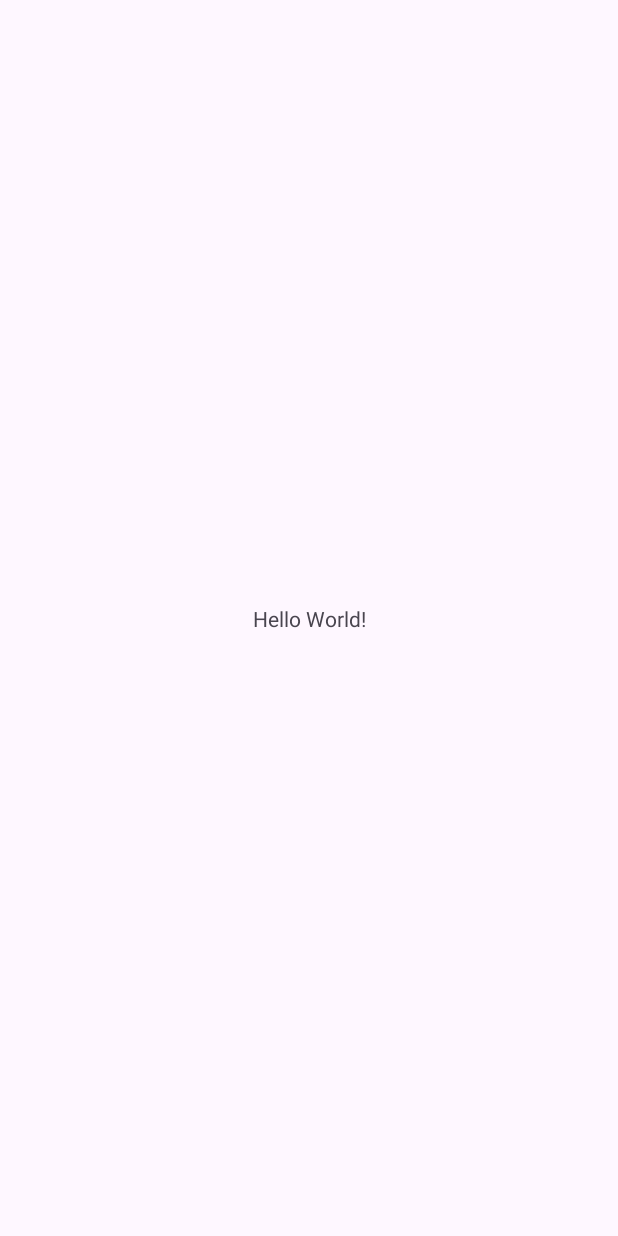
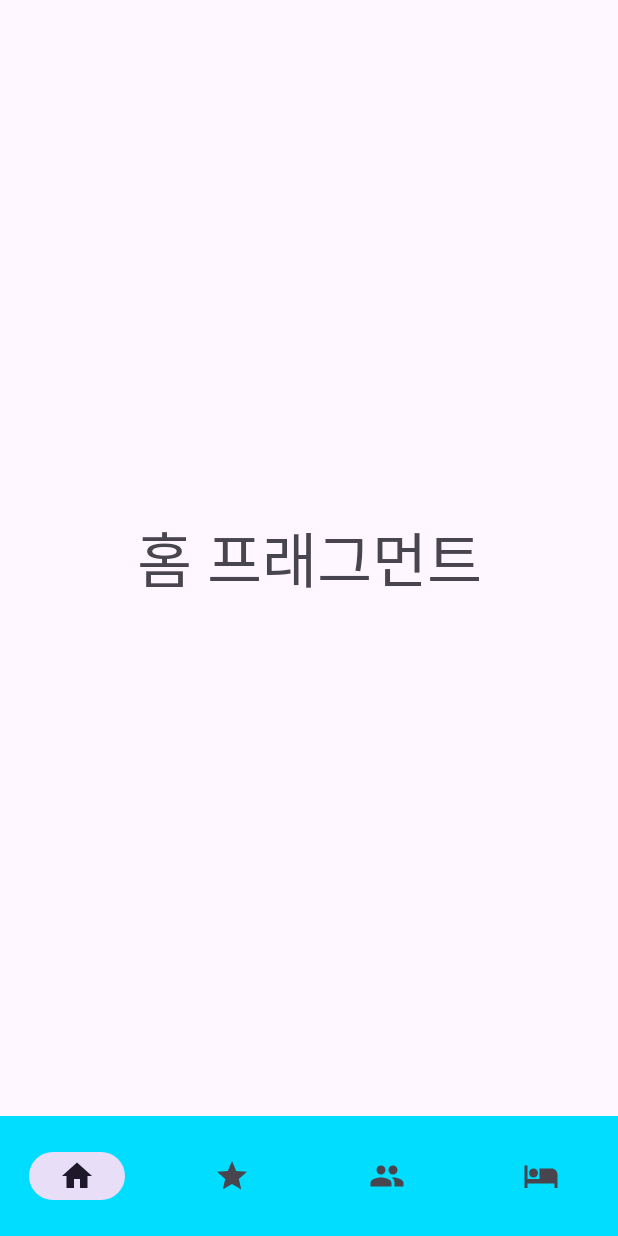
Before and after one commit to dhs82/DiabetesSolution, an Android app: the screen it shows after launch (MainActivity), on a phone screen of 412 x 824 dp. Before the commit the screen is almost empty. Run offline under Robolectric (Android 15) with nearby library versions, the phone set to English and light mode, and no system bars.

Commit message:
bottomNavigation_add

```diff
--- a/app/build.gradle.kts
+++ b/app/build.gradle.kts
@@ -33,6 +33,7 @@ android {
 
 dependencies {
 
+    implementation("com.google.android.material:material:1.3.0")
     implementation(libs.appcompat)
     implementation(libs.material)
     implementation(libs.activity)
--- /dev/null
+++ b/app/src/main/java/com/example/diabetessolution/Fragment/FragFriend.java
@@ -0,0 +1,30 @@
+package com.example.diabetessolution.Fragment;
+
+import android.os.Bundle;
+import android.util.Log;
+import android.view.LayoutInflater;
+import android.view.View;
+import android.view.ViewGroup;
+
+import androidx.annotation.NonNull;
+import androidx.annotation.Nullable;
+import androidx.fragment.app.Fragment;
+
+import com.example.diabetessolution.R;
+
+public class FragFriend extends Fragment {
+    private View view;
+
+    private String TAG = "프래그먼트";
+
+    @Nullable
+    @Override
+    public View onCreateView(@NonNull LayoutInflater inflater, @Nullable ViewGroup container, @Nullable Bundle savedInstanceState) {
+        Log.i(TAG, "onCreateView");
+        view = inflater.inflate(R.layout.frag_friend, container, false);
+
+
+        return view;
+    }
+
+}
--- /dev/null
+++ b/app/src/main/java/com/example/diabetessolution/Fragment/FragHome.java
@@ -0,0 +1,30 @@
+package com.example.diabetessolution.Fragment;
+
+import android.os.Bundle;
+import android.util.Log;
+import android.view.LayoutInflater;
+import android.view.View;
+import android.view.ViewGroup;
+
+import androidx.annotation.NonNull;
+import androidx.annotation.Nullable;
+import androidx.fragment.app.Fragment;
+
+import com.example.diabetessolution.R;
+
+public class FragHome extends Fragment {
+    private View view;
+
+    private String TAG = "프래그먼트";
+
+    @Nullable
+    @Override
+    public View onCreateView(@NonNull LayoutInflater inflater, @Nullable ViewGroup container, @Nullable Bundle savedInstanceState) {
+        Log.i(TAG, "onCreateView");
+        view = inflater.inflate(R.layout.frag_home, container, false);
+
+
+        return view;
+    }
+
+}
--- /dev/null
+++ b/app/src/main/java/com/example/diabetessolution/Fragment/FragHotel.java
@@ -0,0 +1,30 @@
+package com.example.diabetessolution.Fragment;
+
+import android.os.Bundle;
+import android.util.Log;
+import android.view.LayoutInflater;
+import android.view.View;
+import android.view.ViewGroup;
+
+import androidx.annotation.NonNull;
+import androidx.annotation.Nullable;
+import androidx.fragment.app.Fragment;
+
+import com.example.diabetessolution.R;
+
+public class FragHotel extends Fragment {
+    private View view;
+
+    private String TAG = "프래그먼트";
+
+    @Nullable
+    @Override
+    public View onCreateView(@NonNull LayoutInflater inflater, @Nullable ViewGroup container, @Nullable Bundle savedInstanceState) {
+        Log.i(TAG, "onCreateView");
+        view = inflater.inflate(R.layout.frag_hotel, container, false);
+
+
+        return view;
+    }
+
+}
--- /dev/null
+++ b/app/src/main/java/com/example/diabetessolution/Fragment/FragStar.java
@@ -0,0 +1,30 @@
+package com.example.diabetessolution.Fragment;
+
+import android.os.Bundle;
+import android.util.Log;
+import android.view.LayoutInflater;
+import android.view.View;
+import android.view.ViewGroup;
+
+import androidx.annotation.NonNull;
+import androidx.annotation.Nullable;
+import androidx.fragment.app.Fragment;
+
+import com.example.diabetessolution.R;
+
+public class FragStar extends Fragment {
+    private View view;
+
+    private String TAG = "프래그먼트";
+
+    @Nullable
+    @Override
+    public View onCreateView(@NonNull LayoutInflater inflater, @Nullable ViewGroup container, @Nullable Bundle savedInstanceState) {
+        Log.i(TAG, "onCreateView");
+        view = inflater.inflate(R.layout.frag_star, container, false);
+
+
+        return view;
+    }
+
+}
--- a/app/src/main/java/com/example/diabetessolution/MainActivity.java
+++ b/app/src/main/java/com/example/diabetessolution/MainActivity.java
@@ -1,24 +1,80 @@
 package com.example.diabetessolution;
 
+import static android.content.ContentValues.TAG;
+
 import android.os.Bundle;
+import android.util.Log;
+import android.view.MenuItem;
 
 import androidx.activity.EdgeToEdge;
+import androidx.annotation.NonNull;
 import androidx.appcompat.app.AppCompatActivity;
 import androidx.core.graphics.Insets;
 import androidx.core.view.ViewCompat;
 import androidx.core.view.WindowInsetsCompat;
+import androidx.fragment.app.Fragment;
+
+import com.example.diabetessolution.Fragment.FragFriend;
+import com.example.diabetessolution.Fragment.FragHome;
+import com.example.diabetessolution.Fragment.FragHotel;
+import com.example.diabetessolution.Fragment.FragStar;
+import com.google.android.material.bottomnavigation.BottomNavigationView;
 
 public class MainActivity extends AppCompatActivity {
 
+    //바텀 네비게이션
+    BottomNavigationView bottomNavigationView;
+    private String Tag = "메인";
+
+    // 프래그먼트 변수
+    Fragment fragment_home;
+    Fragment fragment_star;
+    Fragment fragment_group;
+    Fragment fragment_hotel;
     @Override
     protected void onCreate(Bundle savedInstanceState) {
         super.onCreate(savedInstanceState);
         EdgeToEdge.enable(this);
         setContentView(R.layout.activity_main);
-        ViewCompat.setOnApplyWindowInsetsListener(findViewById(R.id.main), (v, insets) -> {
-            Insets systemBars = insets.getInsets(WindowInsetsCompat.Type.systemBars());
-            v.setPadding(systemBars.left, systemBars.top, systemBars.right, systemBars.bottom);
-            return insets;
+
+        //프래그먼트 생성
+        fragment_home=new FragHome();
+        fragment_star=new FragStar();
+        fragment_group=new FragFriend();
+        fragment_hotel=new FragHotel();
+
+        //초기 플래그먼트 설정
+        getSupportFragmentManager().beginTransaction().replace(R.id.main_layout, fragment_home).commitAllowingStateLoss();
+
+        //바텀 네비게이션
+        bottomNavigationView = findViewById(R.id.bottomNavigationView);
+
+        //리스터 등록
+        bottomNavigationView.setOnItemSelectedListener(new BottomNavigationView.OnItemSelectedListener() {
+            @Override
+            public boolean onNavigationItemSelected(@NonNull MenuItem item) {
+                Log.i(TAG, "바텀 네비게이션 클릭");
+
+                int itemId = item.getItemId();
+                if (itemId == R.id.home) {
+                    Log.i(TAG, "home 들어옴");
+                    getSupportFragmentManager().beginTransaction().replace(R.id.main_layout, fragment_home).commitAllowingStateLoss();
+                    return true;
+                } else if (itemId == R.id.star) {
+                    Log.i(TAG, "star 들어옴");
+                    getSupportFragmentManager().beginTransaction().replace(R.id.main_layout, fragment_star).commitAllowingStateLoss();
+                    return true;
+                } else if (itemId == R.id.group) {
+                    Log.i(TAG, "group 들어옴");
+                    getSupportFragmentManager().beginTransaction().replace(R.id.main_layout, fragment_group).commitAllowingStateLoss();
+                    return true;
+                } else if (itemId == R.id.hotel) {
+                    Log.i(TAG, "hotel 들어옴");
+                    getSupportFragmentManager().beginTransaction().replace(R.id.main_layout, fragment_hotel).commitAllowingStateLoss();
+                    return true;
+                }
+                return true;
+            }
         });
     }
 }
--- /dev/null
+++ b/app/src/main/res/drawable/group.xml
@@ -0,0 +1,5 @@
+<vector xmlns:android="http://schemas.android.com/apk/res/android" android:height="24dp" android:tint="#000000" android:viewportHeight="24" android:viewportWidth="24" android:width="24dp">
+
+    <path android:fillColor="@android:color/white" android:pathData="M16,11c1.66,0 2.99,-1.34 2.99,-3S17.66,5 16,5c-1.66,0 -3,1.34 -3,3s1.34,3 3,3zM8,11c1.66,0 2.99,-1.34 2.99,-3S9.66,5 8,5C6.34,5 5,6.34 5,8s1.34,3 3,3zM8,13c-2.33,0 -7,1.17 -7,3.5L1,19h14v-2.5c0,-2.33 -4.67,-3.5 -7,-3.5zM16,13c-0.29,0 -0.62,0.02 -0.97,0.05 1.16,0.84 1.97,1.97 1.97,3.45L17,19h6v-2.5c0,-2.33 -4.67,-3.5 -7,-3.5z"/>
+
+</vector>
--- /dev/null
+++ b/app/src/main/res/drawable/home.xml
@@ -0,0 +1,5 @@
+<vector xmlns:android="http://schemas.android.com/apk/res/android" android:height="24dp" android:tint="#000000" android:viewportHeight="24" android:viewportWidth="24" android:width="24dp">
+
+    <path android:fillColor="@android:color/white" android:pathData="M10,20v-6h4v6h5v-8h3L12,3 2,12h3v8z"/>
+
+</vector>
--- /dev/null
+++ b/app/src/main/res/drawable/hotel.xml
@@ -0,0 +1,5 @@
+<vector xmlns:android="http://schemas.android.com/apk/res/android" android:height="24dp" android:tint="#000000" android:viewportHeight="24" android:viewportWidth="24" android:width="24dp">
+
+    <path android:fillColor="@android:color/white" android:pathData="M7,13c1.66,0 3,-1.34 3,-3S8.66,7 7,7s-3,1.34 -3,3 1.34,3 3,3zM19,7h-8v7L3,14L3,5L1,5v15h2v-3h18v3h2v-9c0,-2.21 -1.79,-4 -4,-4z"/>
+
+</vector>
--- /dev/null
+++ b/app/src/main/res/drawable/star.xml
@@ -0,0 +1,5 @@
+<vector xmlns:android="http://schemas.android.com/apk/res/android" android:height="24dp" android:tint="#000000" android:viewportHeight="24" android:viewportWidth="24" android:width="24dp">
+
+    <path android:fillColor="@android:color/white" android:pathData="M12,17.27L18.18,21l-1.64,-7.03L22,9.24l-7.19,-0.61L12,2 9.19,8.63 2,9.24l5.46,4.73L5.82,21z"/>
+
+</vector>
--- a/app/src/main/res/layout/activity_main.xml
+++ b/app/src/main/res/layout/activity_main.xml
@@ -2,18 +2,32 @@
 <androidx.constraintlayout.widget.ConstraintLayout xmlns:android="http://schemas.android.com/apk/res/android"
     xmlns:app="http://schemas.android.com/apk/res-auto"
     xmlns:tools="http://schemas.android.com/tools"
-    android:id="@+id/main"
     android:layout_width="match_parent"
     android:layout_height="match_parent"
     tools:context=".MainActivity">
 
-    <TextView
-        android:layout_width="wrap_content"
+    <FrameLayout
+        android:id="@+id/main_layout"
+        android:layout_width="match_parent"
+        android:layout_height="0dp"
+        app:layout_constraintBottom_toTopOf="@+id/bottomNavigationView"
+        app:layout_constraintEnd_toEndOf="parent"
+        app:layout_constraintStart_toStartOf="parent"
+        app:layout_constraintTop_toTopOf="parent" >
+
+    </FrameLayout>
+
+
+    <com.google.android.material.bottomnavigation.BottomNavigationView
+        android:id="@+id/bottomNavigationView"
+        android:layout_width="match_parent"
         android:layout_height="wrap_content"
-        android:text="Hello World!"
+        app:itemBackground="@android:color/holo_blue_bright"
+        app:labelVisibilityMode="unlabeled"
         app:layout_constraintBottom_toBottomOf="parent"
         app:layout_constraintEnd_toEndOf="parent"
         app:layout_constraintStart_toStartOf="parent"
-        app:layout_constraintTop_toTopOf="parent" />
+        app:menu="@menu/bottom_menu"/>
+
 
 </androidx.constraintlayout.widget.ConstraintLayout>
--- /dev/null
+++ b/app/src/main/res/layout/frag_home.xml
@@ -0,0 +1,18 @@
+<?xml version="1.0" encoding="utf-8"?>
+<androidx.constraintlayout.widget.ConstraintLayout
+    xmlns:android="http://schemas.android.com/apk/res/android"
+    xmlns:app="http://schemas.android.com/apk/res-auto"
+    android:layout_width="match_parent"
+    android:layout_height="match_parent">
+
+    <TextView
+        android:layout_width="wrap_content"
+        android:layout_height="wrap_content"
+        android:text="홈 프래그먼트"
+        android:textSize="40sp"
+        app:layout_constraintBottom_toBottomOf="parent"
+        app:layout_constraintEnd_toEndOf="parent"
+        app:layout_constraintStart_toStartOf="parent"
+        app:layout_constraintTop_toTopOf="parent" />
+
+</androidx.constraintlayout.widget.ConstraintLayout>
--- /dev/null
+++ b/app/src/main/res/menu/bottom_menu.xml
@@ -0,0 +1,29 @@
+<?xml version="1.0" encoding="utf-8"?>
+<menu xmlns:android="http://schemas.android.com/apk/res/android">
+    <item
+        android:id="@+id/home"
+        android:icon="@drawable/home"
+        android:title="홈"
+        android:enabled="true"
+        />
+
+    <item
+        android:id="@+id/star"
+        android:icon="@drawable/star"
+        android:title="즐겨찾기"
+        android:enabled="true"
+        />
+    <item
+        android:id="@+id/group"
+        android:icon="@drawable/group"
+        android:title="친구"
+        android:enabled="true"
+        />
+    <item
+        android:id="@+id/hotel"
+        android:icon="@drawable/hotel"
+        android:title="호텔"
+        android:enabled="true"
+        />
+
+</menu>
```
Also changed, not shown: app/src/main/res/layout/frag_friend.xml (added, +18 -0 lines), app/src/main/res/layout/frag_hotel.xml (added, +18 -0 lines), app/src/main/res/layout/frag_star.xml (added, +18 -0 lines).
